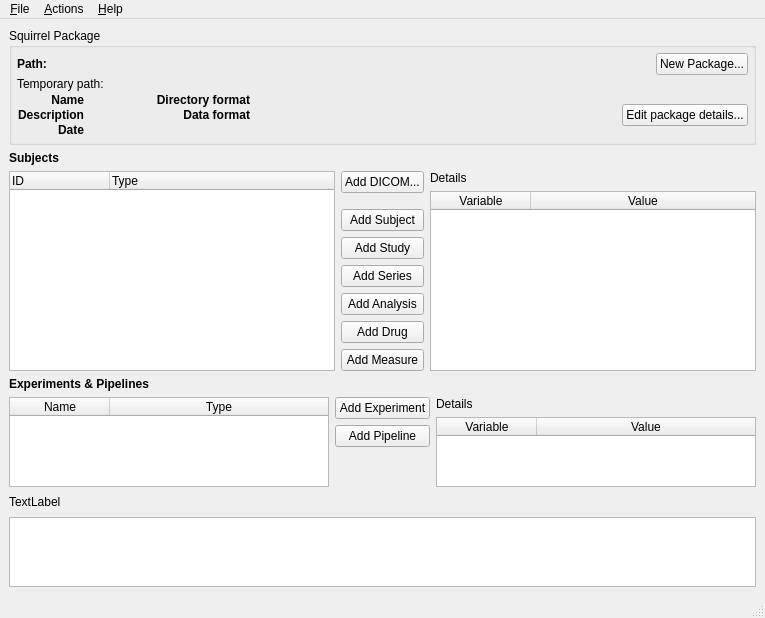
This is src/squirrel-gui/mainwindow.ui in gbook/squirrel as Qt 5 draws it before an edit. The edited form follows.
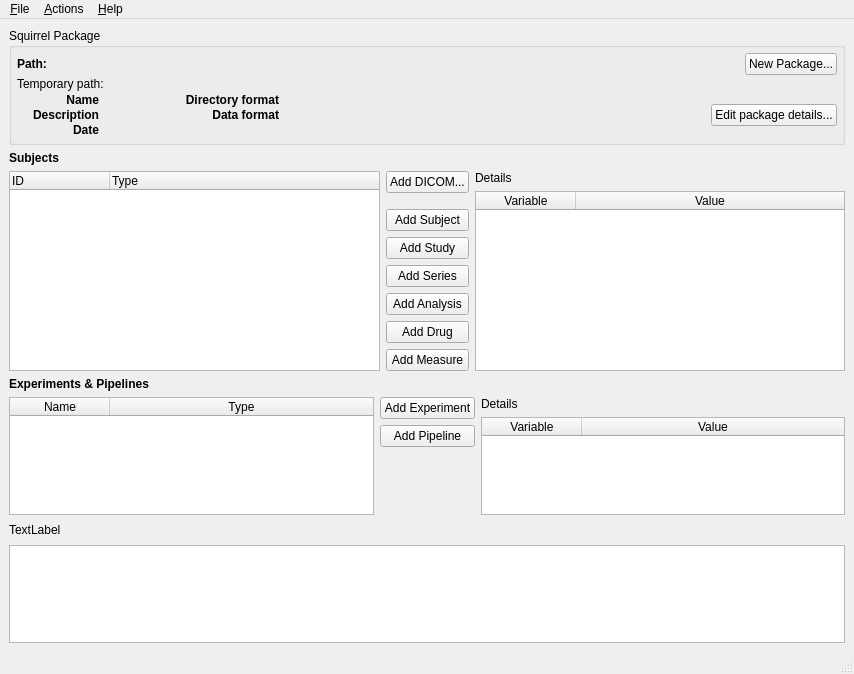
This is the edited form. Icons and pictures are not drawn.

```diff
--- a/src/squirrel-gui/mainwindow.ui
+++ b/src/squirrel-gui/mainwindow.ui
@@ -6,8 +6,8 @@
    <rect>
     <x>0</x>
     <y>0</y>
-    <width>765</width>
-    <height>613</height>
+    <width>854</width>
+    <height>674</height>
    </rect>
   </property>
   <property name="font">
@@ -599,7 +599,7 @@
     <rect>
      <x>0</x>
      <y>0</y>
-     <width>765</width>
+     <width>854</width>
      <height>20</height>
     </rect>
    </property>
```
